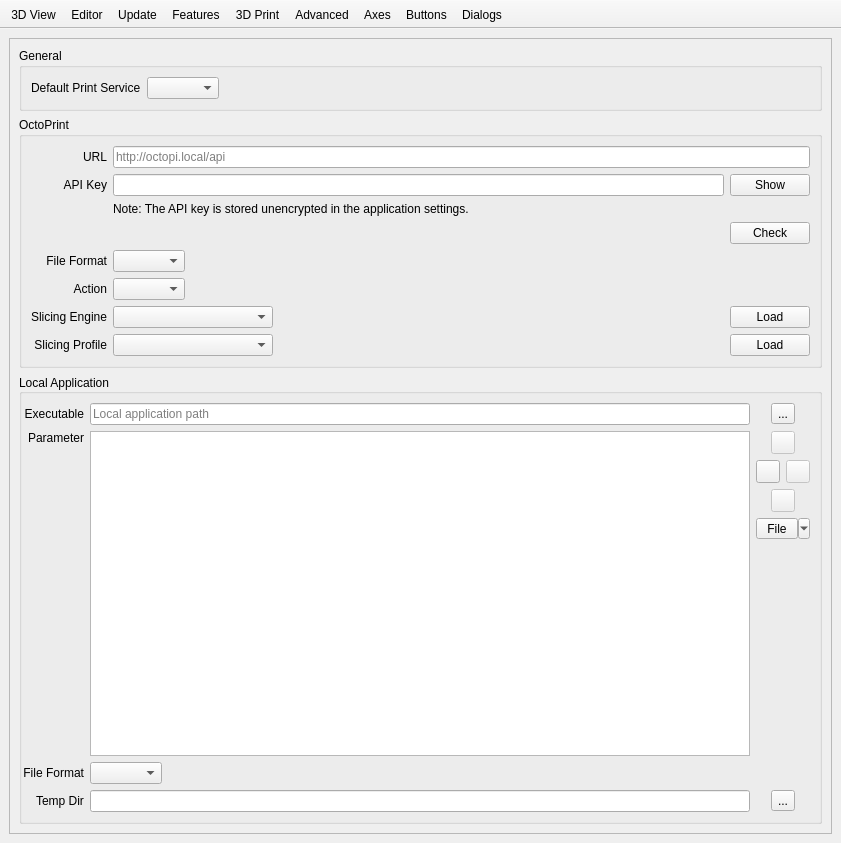
This is src/gui/Preferences.ui in openscad/openscad as Qt 5 draws it before an edit. The edited form follows.
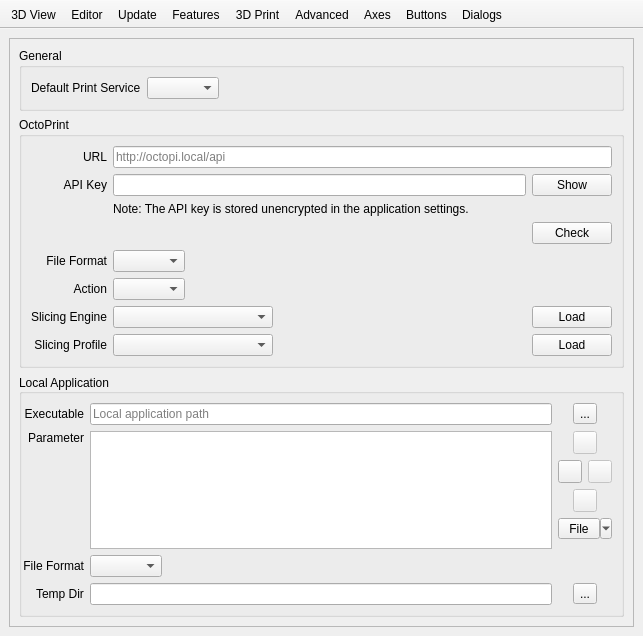
This is the edited form. The open tabs and pages were chosen to show the change. Icons and pictures are not drawn. Custom widgets are drawn as their Qt base class.

```diff
--- a/src/gui/Preferences.ui
+++ b/src/gui/Preferences.ui
@@ -6,8 +6,8 @@
    <rect>
     <x>0</x>
     <y>0</y>
-    <width>841</width>
-    <height>843</height>
+    <width>643</width>
+    <height>636</height>
    </rect>
   </property>
   <property name="sizePolicy">
@@ -1359,8 +1359,8 @@
             <rect>
              <x>0</x>
              <y>0</y>
-             <width>821</width>
-             <height>753</height>
+             <width>584</width>
+             <height>679</height>
             </rect>
            </property>
            <layout class="QVBoxLayout" name="verticalLayout_9">
```
Left out of the diff: 41 changed lines with no effect on the pictures.
